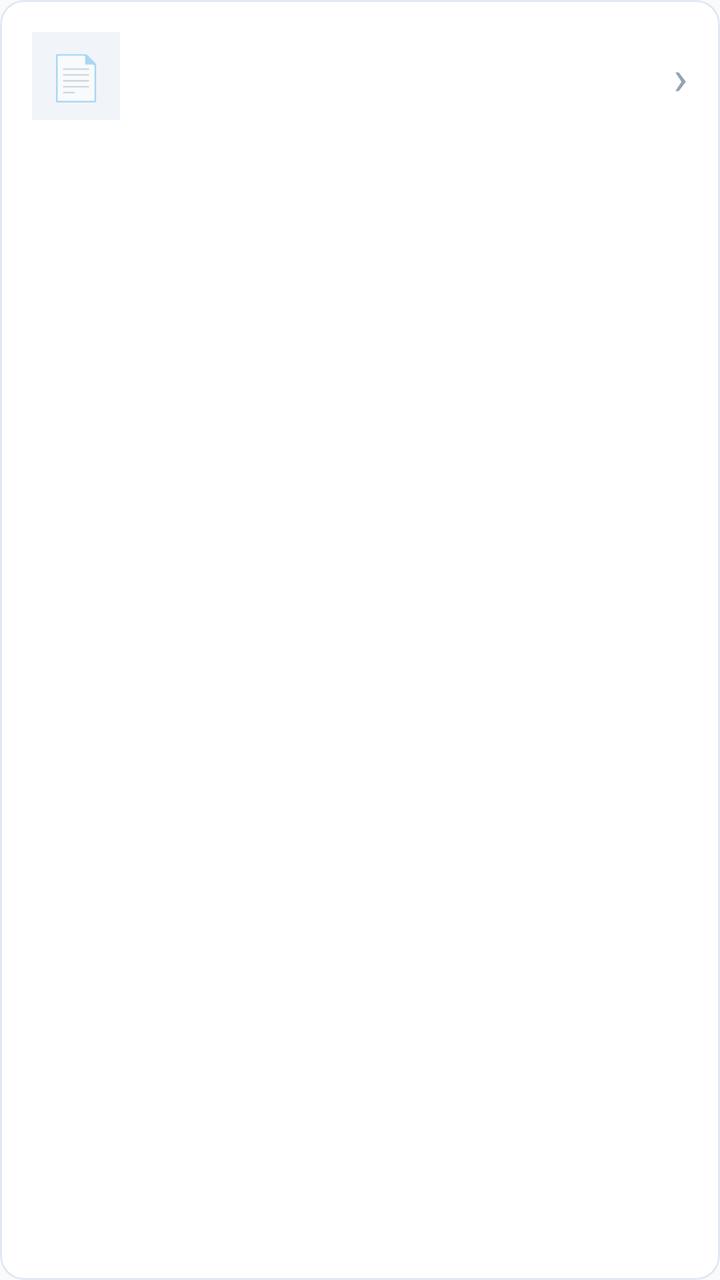
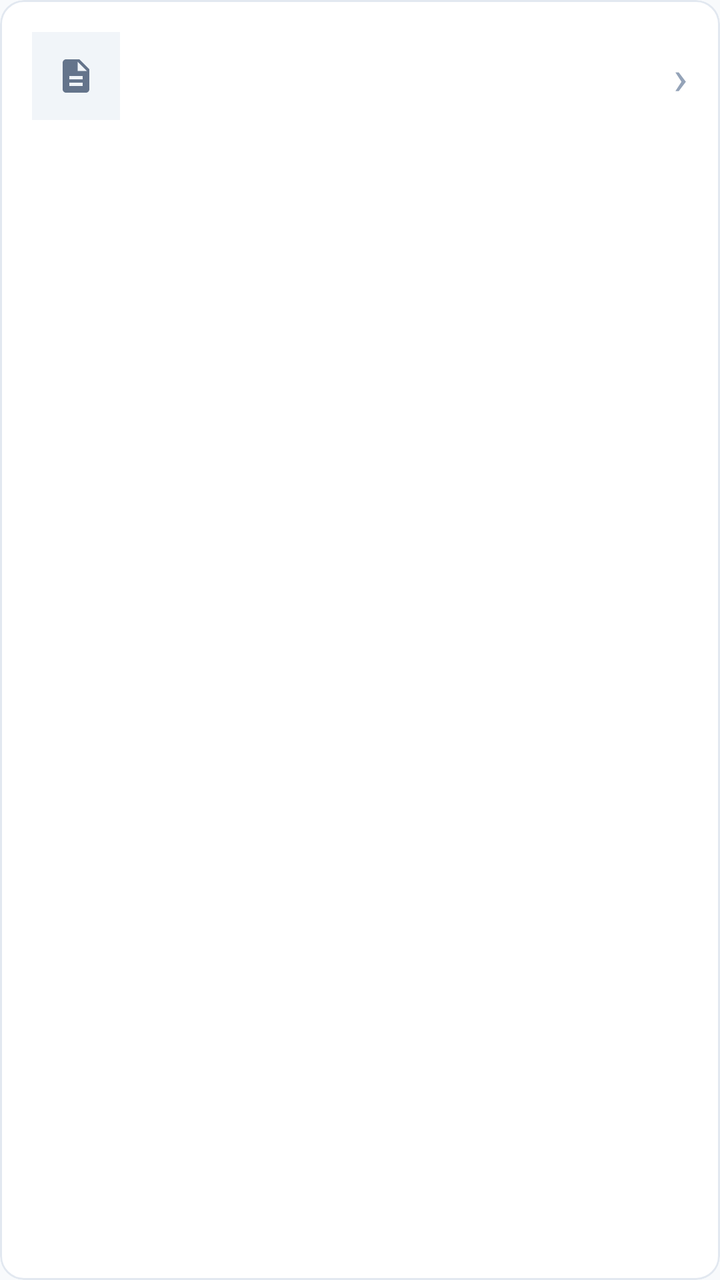

Before-and-after screenshots of an Android layout around one commit, followed by the original layout XML and the change that was made.
<!-- AndroidManifest.xml: application theme Theme.ExamVan -->
<!-- res/layout/item_exam.xml -->
<?xml version="1.0" encoding="utf-8"?>
<com.google.android.material.card.MaterialCardView
    xmlns:android="http://schemas.android.com/apk/res/android"
    xmlns:app="http://schemas.android.com/apk/res-auto"
    android:layout_width="match_parent"
    android:layout_height="wrap_content"
    android:layout_marginHorizontal="4dp"
    android:layout_marginVertical="6dp"
    android:foreground="?attr/selectableItemBackground"
    app:cardBackgroundColor="@color/card_bg"
    app:cardCornerRadius="12dp"
    app:cardElevation="0dp"
    app:strokeWidth="1dp"
    app:strokeColor="@color/divider">

    <LinearLayout
        android:layout_width="match_parent"
        android:layout_height="wrap_content"
        android:orientation="horizontal"
        android:gravity="center_vertical"
        android:padding="16dp">

        
        <TextView
            android:layout_width="44dp"
            android:layout_height="44dp"
            android:gravity="center"
            android:text="📄"
            android:textSize="22sp"
            android:background="@color/surface_variant"
            android:layout_marginEnd="14dp" />

        
        <LinearLayout
            android:layout_width="0dp"
            android:layout_height="wrap_content"
            android:layout_weight="1"
            android:orientation="vertical">

            <TextView
                android:id="@+id/tvExamName"
                android:layout_width="match_parent"
                android:layout_height="wrap_content"
                android:textSize="15sp"
                android:textStyle="bold"
                android:textColor="@color/on_surface"
                android:maxLines="2"
                android:ellipsize="end" />

            <LinearLayout
                android:layout_width="match_parent"
                android:layout_height="wrap_content"
                android:orientation="horizontal"
                android:layout_marginTop="4dp">

                <TextView
                    android:id="@+id/tvExamSize"
                    android:layout_width="wrap_content"
                    android:layout_height="wrap_content"
                    android:textSize="12sp"
                    android:textColor="@color/text_muted"
                    android:layout_marginEnd="12dp" />

                <TextView
                    android:id="@+id/tvExamStatus"
                    android:layout_width="wrap_content"
                    android:layout_height="wrap_content"
                    android:textSize="11sp"
                    android:textStyle="bold"
                    android:textColor="@color/success"
                    android:textAllCaps="true" />
            </LinearLayout>
        </LinearLayout>

        
        <TextView
            android:layout_width="wrap_content"
            android:layout_height="wrap_content"
            android:text="›"
            android:textSize="24sp"
            android:textColor="@color/text_muted" />
    </LinearLayout>
</com.google.android.material.card.MaterialCardView>
<!-- resources referenced by this layout -->
<resources>
  <color name="card_bg">#FFFFFF</color>
  <color name="divider">#E2E8F0</color>
  <color name="on_surface">#1E293B</color>
  <color name="success">#10B981</color>
  <color name="surface_variant">#F1F5F9</color>
  <color name="text_muted">#94A3B8</color>
  <style name="Theme.ExamVan" parent="Theme.MaterialComponents.DayNight.NoActionBar">
          <item name="colorPrimary">@color/primary</item>
          <item name="colorPrimaryDark">@color/primary_dark</item>
          <item name="colorPrimaryVariant">@color/primary_variant</item>
          <item name="colorOnPrimary">@color/on_primary</item>
          <item name="android:colorBackground">@color/background</item>
          <item name="colorSurface">@color/surface</item>
          <item name="colorOnSurface">@color/on_surface</item>
          <item name="colorSecondary">@color/primary_dark</item>
          <item name="colorOnSecondary">@color/on_primary</item>
          <item name="colorError">@color/danger</item>
          <item name="colorOnError">@color/on_primary</item>
          <item name="colorOnBackground">@color/on_background</item>
          
          <item name="android:statusBarColor">@color/background</item>
          <item name="android:navigationBarColor">@color/background</item>
          
          <item name="android:windowLightStatusBar">true</item>
          <item name="android:windowLightNavigationBar">true</item>
      </style>
  <color name="primary">#6366F1</color>
  <color name="primary_dark">#4F46E5</color>
  <color name="primary_variant">#8B5CF6</color>
  <color name="on_primary">#FFFFFF</color>
  <color name="background">#F8FAFC</color>
  <color name="surface">#FFFFFF</color>
  <color name="danger">#EF4444</color>
  <color name="on_background">#0F172A</color>
</resources>

<!-- the commit's change to res/layout/item_exam.xml (unified diff, before → after) -->
@@ -21,13 +21,15 @@
         android:padding="16dp">
 
         
-        <TextView
+        <ImageView
             android:layout_width="44dp"
             android:layout_height="44dp"
             android:gravity="center"
-            android:text="📄"
-            android:textSize="22sp"
+            android:src="@drawable/ic_document"
+            android:scaleType="centerInside"
+            android:padding="12dp"
             android:background="@color/surface_variant"
+            android:contentDescription="Dokumen ujian"
             android:layout_marginEnd="14dp" />
 
         
<!-- resource entries referenced after the edit -->
@@ -6,6 +6,18 @@
   <color name="success">#10B981</color>
   <color name="surface_variant">#F1F5F9</color>
   <color name="text_muted">#94A3B8</color>
+  <!-- drawable ic_document (drawable) -->
+  <?xml version="1.0" encoding="utf-8"?>
+  <vector xmlns:android="http://schemas.android.com/apk/res/android"
+      android:width="24dp"
+      android:height="24dp"
+      android:viewportWidth="24"
+      android:viewportHeight="24"
+      android:tint="@color/text_secondary">
+      <path
+          android:fillColor="@android:color/white"
+          android:pathData="M14,2H6C4.9,2 4,2.9 4,4v16c0,1.1 0.9,2 2,2h12c1.1,0 2,-0.9 2,-2V8L14,2zM16,18H8v-2h8V18zM16,14H8v-2h8V14zM13,9V3.5L18.5,9H13z" />
+  </vector>
   <style name="Theme.ExamVan" parent="Theme.MaterialComponents.DayNight.NoActionBar">
           <item name="colorPrimary">@color/primary</item>
           <item name="colorPrimaryDark">@color/primary_dark</item>
@@ -26,6 +38,7 @@
           <item name="android:windowLightStatusBar">true</item>
           <item name="android:windowLightNavigationBar">true</item>
       </style>
+  <color name="text_secondary">#64748B</color>
   <color name="primary">#6366F1</color>
   <color name="primary_dark">#4F46E5</color>
   <color name="primary_variant">#8B5CF6</color>
